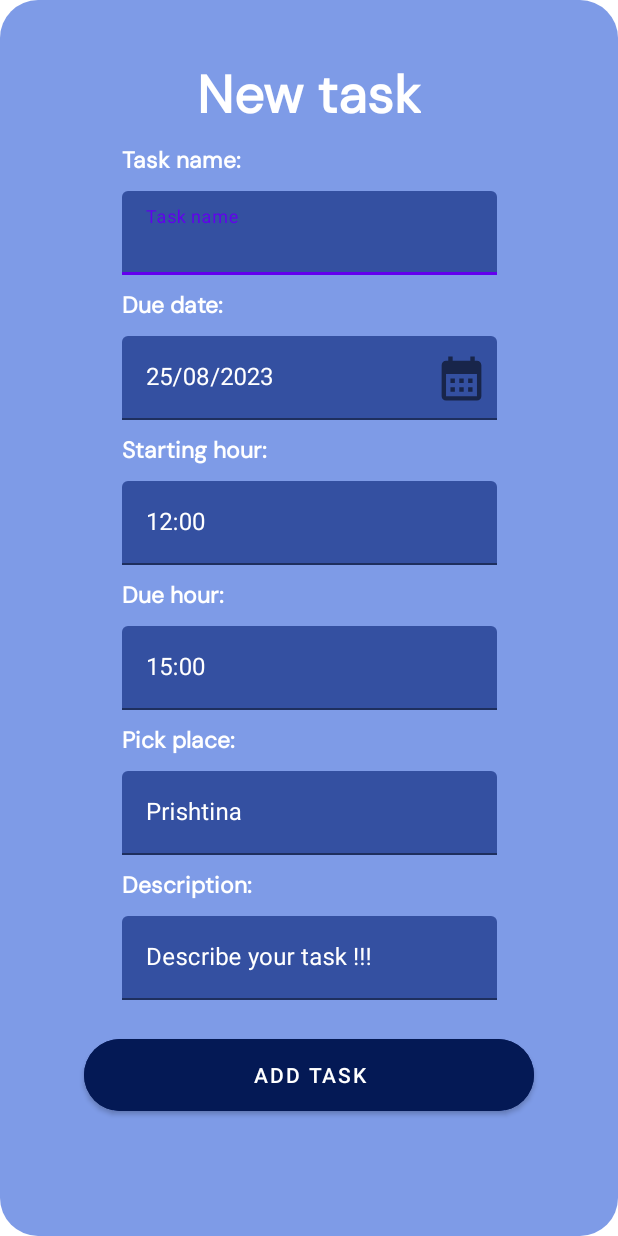
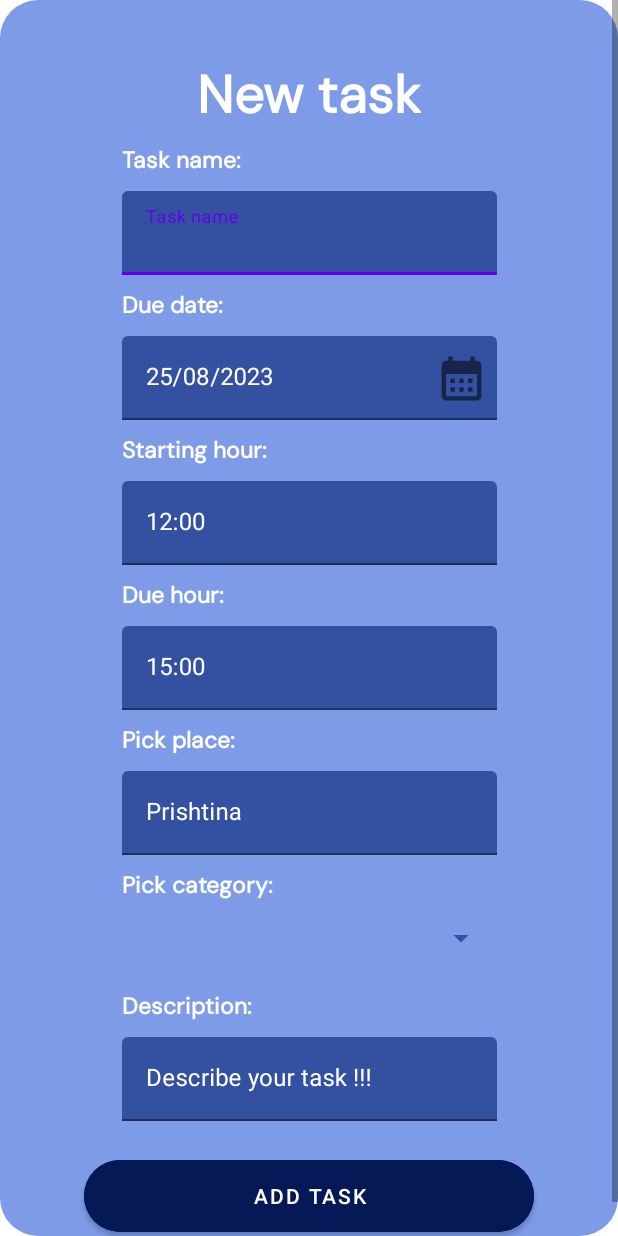
Before and after one commit to thcainthry/Todo_App, an Android app: the layout add_task.xml on its own in the app's theme, with its tools: preview values and no code run, on a phone screen of 412 x 824 dp. Run offline under Robolectric (Android 15) with nearby library versions, the phone set to English and light mode, and no system bars; Roboto replaces fonts that are not available here.

Commit message:
added categories feature

```diff
--- a/app/src/main/res/layout/add_task.xml
+++ b/app/src/main/res/layout/add_task.xml
@@ -182,6 +182,29 @@
             android:layout_height="wrap_content" />
 
     </com.google.android.material.textfield.TextInputLayout>
+    <TextView
+        android:id="@+id/categories_text"
+        android:layout_width="wrap_content"
+        android:layout_height="wrap_content"
+        android:layout_marginTop="10dp"
+        android:fontFamily="@font/dm_sans"
+        android:text="Pick category: "
+        android:textColor="@color/white"
+        android:textSize="15sp"
+        android:textStyle="bold"
+        app:layout_constraintStart_toStartOf="@id/descriptionInput"
+        app:layout_constraintTop_toBottomOf="@+id/placeInput" />
+
+    <Spinner
+        android:id="@+id/categories_spinner"
+        android:layout_width="250dp"
+        android:layout_height="50dp"
+        android:backgroundTint="@color/bgblue"
+        android:popupBackground="@color/bgblue"
+        app:layout_constraintStart_toStartOf="@id/placeInput"
+        app:layout_constraintEnd_toEndOf="@id/placeInput"
+        app:layout_constraintTop_toBottomOf="@id/categories_text"
+        />
 
 
     <TextView
@@ -195,7 +218,7 @@
         android:textSize="15sp"
         android:textStyle="bold"
         app:layout_constraintStart_toStartOf="@id/descriptionInput"
-        app:layout_constraintTop_toBottomOf="@+id/placeInput" />
+        app:layout_constraintTop_toBottomOf="@+id/categories_spinner" />
     <com.google.android.material.textfield.TextInputLayout
         android:id="@+id/descriptionInput"
         android:layout_width="250dp"
@@ -214,6 +237,8 @@
             android:layout_height="wrap_content" />
 
     </com.google.android.material.textfield.TextInputLayout>
+
+
 
     <Button
         android:id="@+id/addPlates"
```
Also changed, not shown: app/src/main/res/layout/task_details.xml (+28 -0 lines).
